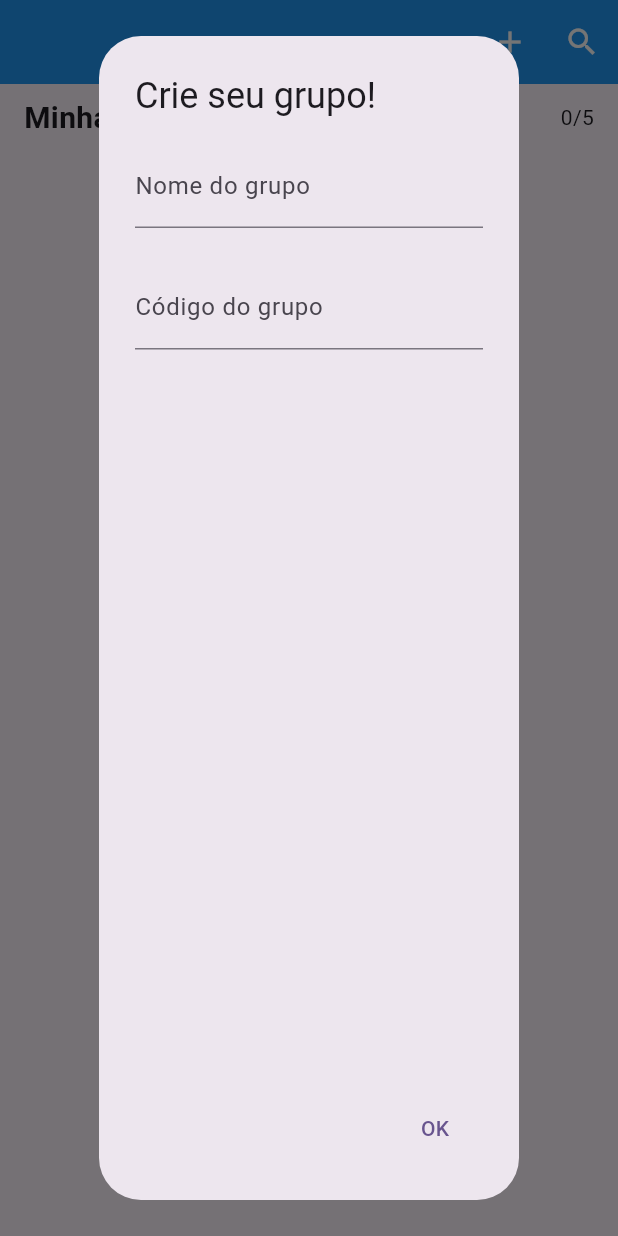
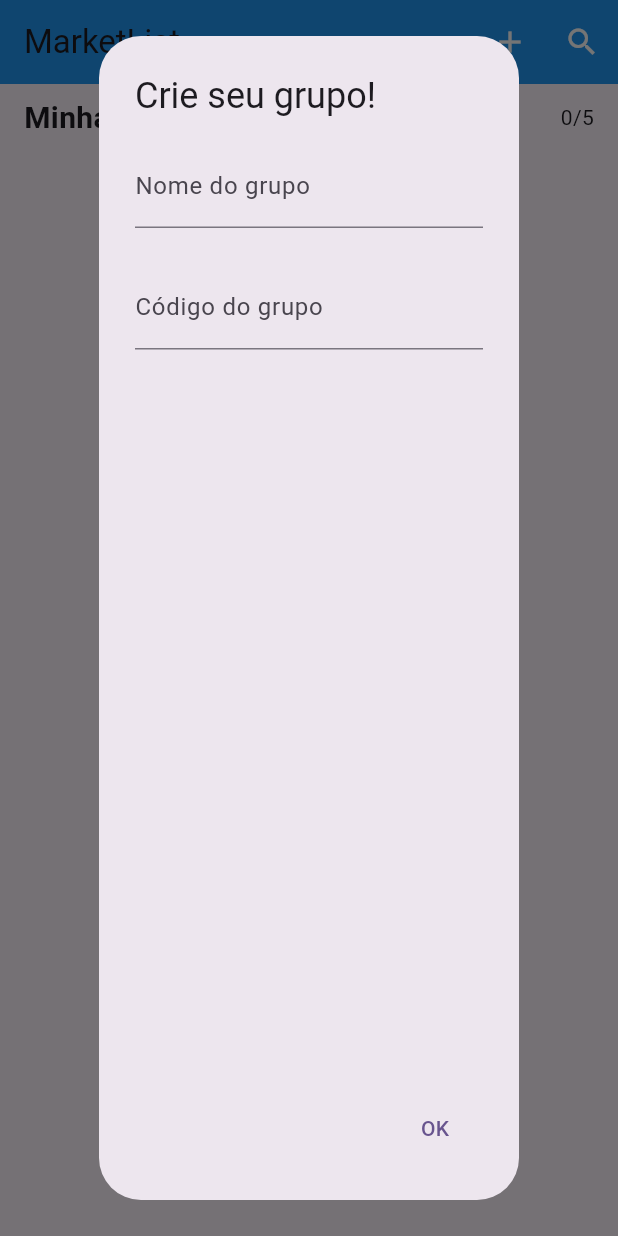
Before and after one commit to BerPGR/flutter-marketlist, a Flutter app: the screen it shows once a user with an empty profile is signed in, after a tap on the "add" icon, on a phone screen of 412 x 824 dp. Run offline on Flutter 3.47's test engine with Material 3 defaults, Android fonts, the phone set to English and light mode, and no system bars; our stand-ins replace cloud_firestore, firebase_auth, firebase_core; accounts and stored records are empty; network calls fail.

Commit message:
ListView to check quantity of groups

```diff
--- a/lib/screens/home_screen.dart
+++ b/lib/screens/home_screen.dart
@@ -1,3 +1,4 @@
+import 'package:cloud_firestore/cloud_firestore.dart';
 import 'package:firebase_auth/firebase_auth.dart';
 import 'package:flutter/material.dart';
 import 'package:listamercado/service/FirebaseAuth.dart';
@@ -14,15 +15,13 @@ class _HomeScreenState extends State<HomeScreen> {
   final AuthService _auth = AuthService();
   final TextEditingController _codeController = TextEditingController();
   final TextEditingController _nameController = TextEditingController();
+  final FirebaseFirestore _firestore = FirebaseFirestore.instance;
 
   @override
   Widget build(BuildContext context) {
     return Scaffold(
       appBar: AppBar(
-        title: Text(
-          '${user?.displayName}',
-          style: TextStyle(color: Color(0xFFFFFFFF)),
-        ),
+        title: Text("MarketList"),
         actions: [
           IconButton(
               onPressed: () => _createGroupDialog(context),
@@ -49,7 +48,35 @@ class _HomeScreenState extends State<HomeScreen> {
                   ),
                   Text("0/5")
                 ]),
-          )
+          ),
+          StreamBuilder(
+              stream: _firestore.collection('groups').snapshots(),
+              builder: (context, snapshot) {
+                if (snapshot.connectionState == ConnectionState.waiting) {
+                  return CircularProgressIndicator();
+                }
+                if (!snapshot.hasData) {
+                  return Text('Não há grupos');
+                } else {
+                  var groups = snapshot.data!.docs;
+
+                  List<String> groupNames =
+                      groups.map((group) => group['name'] as String).toList();
+
+                  if (groupNames.isEmpty) {
+                    return Text('Não há grupos');
+                  } else {
+                    return ListView.builder(
+                      shrinkWrap: true,
+                      scrollDirection: Axis.vertical,
+                      itemCount: groupNames.length,
+                      itemBuilder: (context, index) {
+                        return Text(groupNames[index]);
+                      },
+                    );
+                  }
+                }
+              })
         ]),
       ),
     );
--- a/lib/screens/login_register_screen.dart
+++ b/lib/screens/login_register_screen.dart
@@ -12,6 +12,8 @@ class _LoginScreenState extends State<LoginScreen> {
   final AuthService _auth = AuthService();
   final TextEditingController _emailController = TextEditingController();
   final TextEditingController _passwordController = TextEditingController();
+  final TextEditingController _nameController = TextEditingController();
+  bool isRegistering = false;
 
   @override
   Widget build(BuildContext context) {
@@ -22,6 +24,9 @@ class _LoginScreenState extends State<LoginScreen> {
                 child: SingleChildScrollView(
                   child: Column(
                     mainAxisAlignment: MainAxisAlignment.center,
+                    children: [
+                      if (!isRegistering)
+                        Column(
                           children: [
                             Padding(
                               padding: EdgeInsets.only(bottom: 24),
@@ -70,8 +75,11 @@ class _LoginScreenState extends State<LoginScreen> {
                             Container(
                               width: double.infinity,
                               child: ElevatedButton(
-                          onPressed: () => _auth.signInWithEmailAndPassword(
-                              _emailController.text, _passwordController.text),
+                                onPressed: () async {
+                                  await _auth.signInWithEmailAndPassword(
+                                      _emailController.text,
+                                      _passwordController.text);
+                                },
                                 child: Text(
                                   'LOGIN',
                                   style: TextStyle(
@@ -82,9 +90,11 @@ class _LoginScreenState extends State<LoginScreen> {
                                     backgroundColor: Color(0xFF1565C0),
                                     padding: EdgeInsets.all(10),
                                     shape: RoundedRectangleBorder(
-                                  borderRadius: BorderRadius.circular(100),
+                                        borderRadius:
+                                            BorderRadius.circular(100),
                                         side: BorderSide(
-                                      width: 2, color: Color(0xFF1565C0)))),
+                                            width: 2,
+                                            color: Color(0xFF1565C0)))),
                               ),
                             ),
                             Padding(
@@ -98,10 +108,11 @@ class _LoginScreenState extends State<LoginScreen> {
                             Container(
                               width: double.infinity,
                               child: ElevatedButton(
-                          onPressed: () => Navigator.push(
-                              context,
-                              MaterialPageRoute(
-                                  builder: (context) => RegisterScreen())),
+                                onPressed: () {
+                                  setState(() {
+                                    isRegistering = true;
+                                  });
+                                },
                                 child: Text(
                                   'REGISTRE',
                                   style: TextStyle(
@@ -112,39 +123,17 @@ class _LoginScreenState extends State<LoginScreen> {
                                     backgroundColor: Colors.transparent,
                                     padding: EdgeInsets.all(10),
                                     shape: RoundedRectangleBorder(
-                                  borderRadius: BorderRadius.circular(100),
+                                        borderRadius:
+                                            BorderRadius.circular(100),
                                         side: BorderSide(
-                                      width: 2, color: Color(0xFF1565C0)))),
+                                            width: 2,
+                                            color: Color(0xFF1565C0)))),
                               ),
                             )
                           ],
                         ),
-                ))));
-  }
-}
-
-class RegisterScreen extends StatefulWidget {
-  const RegisterScreen({super.key});
-
-  @override
-  State<RegisterScreen> createState() => _RegisterScreenState();
-}
-
-class _RegisterScreenState extends State<RegisterScreen> {
-  final AuthService _auth = AuthService();
-  final TextEditingController _emailController = TextEditingController();
-  final TextEditingController _passwordController = TextEditingController();
-  final TextEditingController _nameController = TextEditingController();
-  @override
-  Widget build(BuildContext context) {
-    return Scaffold(
-        body: Center(
-            child: Padding(
-                padding: EdgeInsets.symmetric(horizontal: 16, vertical: 8),
-                child: SingleChildScrollView(
-                  child: Column(
-                    mainAxisAlignment: MainAxisAlignment.center,
-                    crossAxisAlignment: CrossAxisAlignment.center,
+                      if (isRegistering)
+                        Column(
                           children: [
                             Padding(
                               padding: EdgeInsets.only(bottom: 24),
@@ -188,7 +177,7 @@ class _RegisterScreenState extends State<RegisterScreen> {
                               ),
                             ),
                             SizedBox(
-                        height: 25,
+                              height: 20,
                             ),
                             TextField(
                               controller: _nameController,
@@ -210,15 +199,14 @@ class _RegisterScreenState extends State<RegisterScreen> {
                             Container(
                               width: double.infinity,
                               child: ElevatedButton(
-                          onPressed: () {
-                            _auth.registerWithEmailAndPassword(
+                                onPressed: () async {
+                                  await _auth.registerWithEmailAndPassword(
                                       _emailController.text,
                                       _passwordController.text,
                                       _nameController.text);
-                            Navigator.pop(context);
                                 },
                                 child: Text(
-                            'REGISTRAR',
+                                  'REGISTRE-SE',
                                   style: TextStyle(
                                       fontSize: 20, color: Color(0xFFFFFFFF)),
                                 ),
@@ -227,9 +215,11 @@ class _RegisterScreenState extends State<RegisterScreen> {
                                     backgroundColor: Color(0xFF1565C0),
                                     padding: EdgeInsets.all(10),
                                     shape: RoundedRectangleBorder(
-                                  borderRadius: BorderRadius.circular(100),
+                                        borderRadius:
+                                            BorderRadius.circular(100),
                                         side: BorderSide(
-                                      width: 2, color: Color(0xFF1565C0)))),
+                                            width: 2,
+                                            color: Color(0xFF1565C0)))),
                               ),
                             ),
                             Padding(
@@ -237,12 +227,17 @@ class _RegisterScreenState extends State<RegisterScreen> {
                               child: Text(
                                 'Ou faça login',
                                 style: TextStyle(
-                                fontSize: 24, fontWeight: FontWeight.w600),
-                          )),
+                                    fontWeight: FontWeight.w600, fontSize: 24),
+                              ),
+                            ),
                             Container(
                               width: double.infinity,
                               child: ElevatedButton(
-                          onPressed: () => Navigator.pop(context),
+                                onPressed: () {
+                                  setState(() {
+                                    isRegistering = false;
+                                  });
+                                },
                                 child: Text(
                                   'LOGIN',
                                   style: TextStyle(
@@ -253,11 +248,15 @@ class _RegisterScreenState extends State<RegisterScreen> {
                                     backgroundColor: Colors.transparent,
                                     padding: EdgeInsets.all(10),
                                     shape: RoundedRectangleBorder(
-                                  borderRadius: BorderRadius.circular(100),
+                                        borderRadius:
+                                            BorderRadius.circular(100),
                                         side: BorderSide(
-                                      width: 2, color: Color(0xFF1565C0)))),
+                                            width: 2,
+                                            color: Color(0xFF1565C0)))),
                               ),
-                      ),
+                            )
+                          ],
+                        )
                     ],
                   ),
                 ))));
--- a/pubspec.yaml
+++ b/pubspec.yaml
@@ -37,6 +37,7 @@ dependencies:
   cupertino_icons: ^1.0.2
   firebase_core: ^2.24.2
   firebase_auth: ^4.16.0
+  cloud_firestore: ^4.14.0
 
 dev_dependencies:
   flutter_test:
```
Also changed, not shown: lib/service/FirebaseAuth.dart (+9 -7 lines), pubspec.lock, 1 other file. Lines whose indentation alone changed are shown as unchanged.
